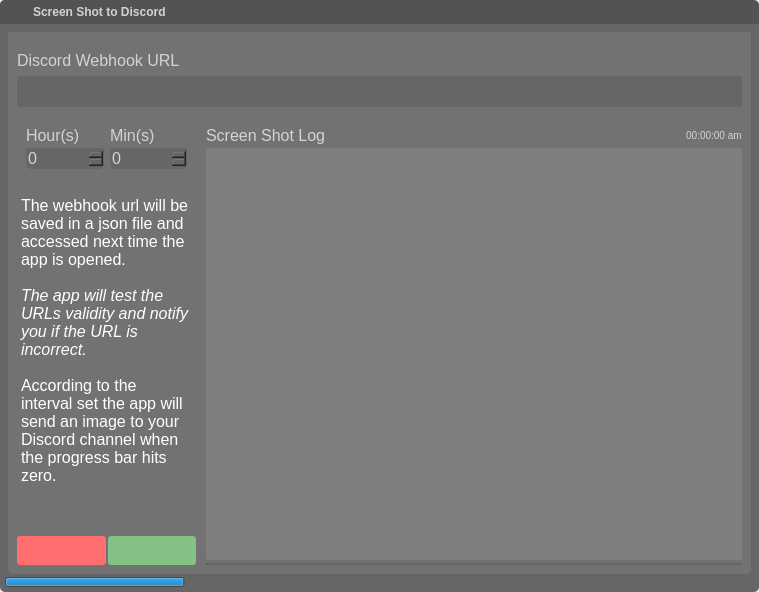
Above: g.ui from g-ulrich/AppCheckupToDiscord before the change. Below: the same form after it.
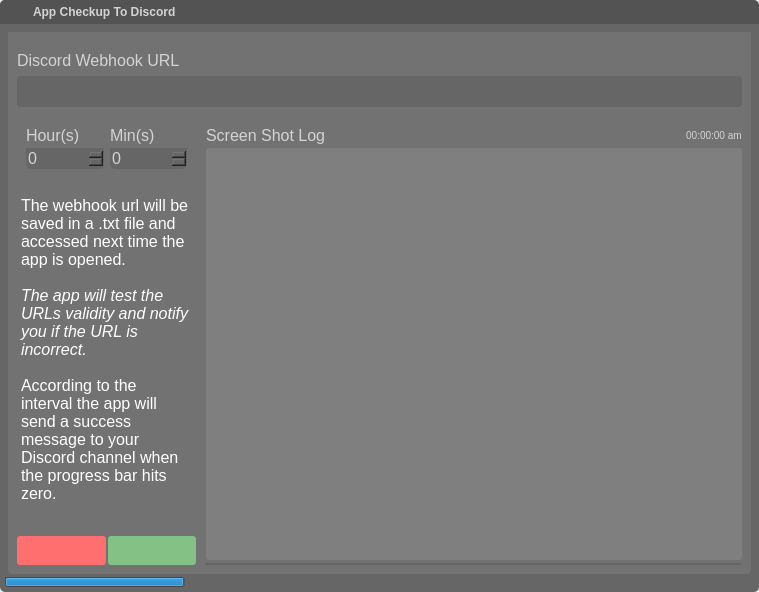
That is the form after the change. Icons and pictures are not drawn.

What changed in the file:
```diff
--- a/g.ui
+++ b/g.ui
@@ -124,7 +124,7 @@
 color: lightgray;</string>
             </property>
             <property name="text">
-             <string>Screen Shot to Discord</string>
+             <string>App Checkup To Discord</string>
             </property>
            </widget>
           </item>
@@ -627,7 +627,7 @@
 &lt;html&gt;&lt;head&gt;&lt;meta name=&quot;qrichtext&quot; content=&quot;1&quot; /&gt;&lt;style type=&quot;text/css&quot;&gt;
 p, li { white-space: pre-wrap; }
 &lt;/style&gt;&lt;/head&gt;&lt;body style=&quot; font-family:'MS Shell Dlg 2'; font-size:8px; font-weight:400; font-style:normal;&quot;&gt;
-&lt;p style=&quot; margin-top:0px; margin-bottom:0px; margin-left:0px; margin-right:0px; -qt-block-indent:0; text-indent:0px;&quot;&gt;&lt;span style=&quot; font-size:16px;&quot;&gt;&lt;br /&gt;The webhook url will be saved in a json file and accessed next time the app is opened. &lt;/span&gt;&lt;span style=&quot; font-size:16px; font-style:italic;&quot;&gt;&lt;br /&gt;&lt;br /&gt;The app will test the URLs validity and notify you if the URL is incorrect. &lt;/span&gt;&lt;span style=&quot; font-size:16px;&quot;&gt;&lt;br /&gt;&lt;br /&gt;According to the interval set the app will send an image to your Discord channel when the progress bar hits zero.&lt;/span&gt;&lt;/p&gt;&lt;/body&gt;&lt;/html&gt;</string>
+&lt;p style=&quot; margin-top:0px; margin-bottom:0px; margin-left:0px; margin-right:0px; -qt-block-indent:0; text-indent:0px;&quot;&gt;&lt;span style=&quot; font-size:16px;&quot;&gt;&lt;br /&gt;The webhook url will be saved in a .txt file and accessed next time the app is opened. &lt;/span&gt;&lt;span style=&quot; font-size:16px; font-style:italic;&quot;&gt;&lt;br /&gt;&lt;br /&gt;The app will test the URLs validity and notify you if the URL is incorrect. &lt;/span&gt;&lt;span style=&quot; font-size:16px;&quot;&gt;&lt;br /&gt;&lt;br /&gt;According to the interval the app will send a success message to your Discord channel when the progress bar hits zero.&lt;/span&gt;&lt;/p&gt;&lt;/body&gt;&lt;/html&gt;</string>
                          </property>
                         </widget>
                        </item>
```
Left out of the diff: 2 changed lines with no effect on the pictures.
